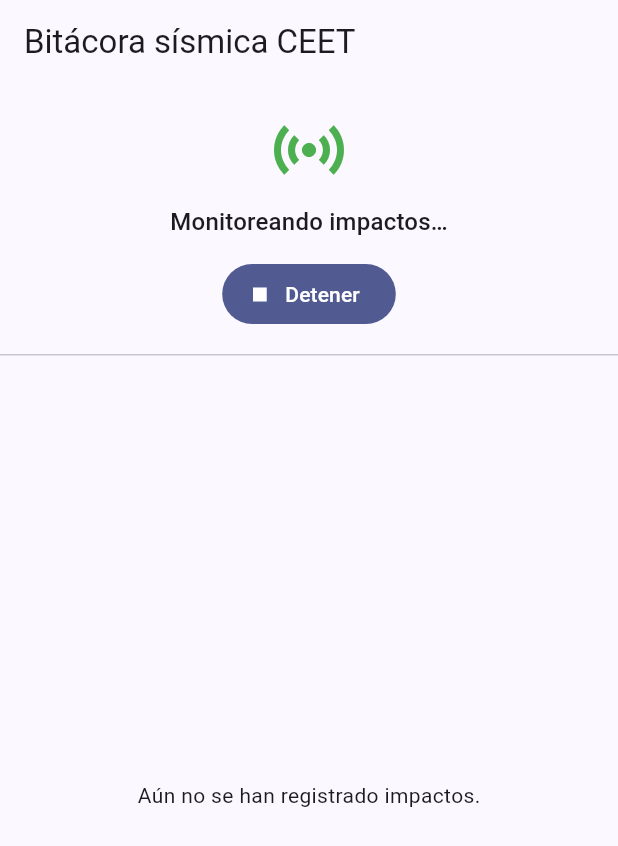
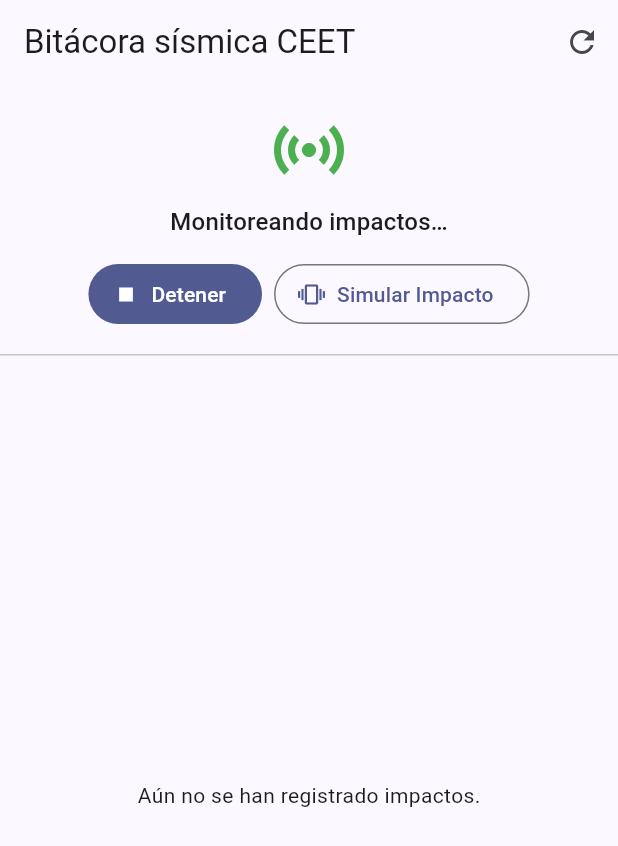
Before and after one commit to luisangelromerosanchez5-bot/LAB1-SistemaSIsmico, a Flutter app: the screen it shows after launch, after a tap on "Iniciar", on a phone screen of 412 x 824 dp. Shown: the top 846 px of the screen. Run offline on Flutter 3.47's test engine with Material 3 defaults, Android fonts, the phone set to English and light mode, and no system bars; our stand-ins replace dio, geolocator, sensors_plus, sqflite; accounts and stored records are empty.

Commit message:
feat(frontend): agregar boton 'Simular Impacto' y auto-sincronizacion inicial al abrir la app

```diff
--- a/frontend/lib/presentacion/paginas/pagina_bitacora.dart
+++ b/frontend/lib/presentacion/paginas/pagina_bitacora.dart
@@ -48,6 +48,8 @@ class _PaginaBitacoraState extends State<PaginaBitacora> {
     }
 
     await _cargarHistorico();
+    await api.sincronizarPendientes();
+    await _cargarHistorico();
   }
 
   Future<void> _cargarHistorico() async {
@@ -59,6 +61,13 @@ class _PaginaBitacoraState extends State<PaginaBitacora> {
           ..addAll(historico);
       });
     }
+  }
+
+  Future<void> _simularImpactoPrueba() async {
+    if (_vigia == null) return;
+    await _vigia!.registrarImpactoPrueba(24.5);
+    await Future.delayed(const Duration(milliseconds: 500));
+    await _cargarHistorico();
   }
 
   void _alternarMonitoreo() {
@@ -87,7 +96,21 @@ class _PaginaBitacoraState extends State<PaginaBitacora> {
   @override
   Widget build(BuildContext context) {
     return Scaffold(
-      appBar: AppBar(title: const Text('Bitácora sísmica CEET')),
+      appBar: AppBar(
+        title: const Text('Bitácora sísmica CEET'),
+        actions: [
+          IconButton(
+            icon: const Icon(Icons.refresh),
+            onPressed: () async {
+              if (_vigia != null) {
+                await _vigia!.api.sincronizarPendientes();
+                await _cargarHistorico();
+              }
+            },
+            tooltip: 'Sincronizar ahora',
+          )
+        ],
+      ),
       body: _cargando
           ? const Center(child: CircularProgressIndicator())
           : Column(
@@ -107,10 +130,20 @@ class _PaginaBitacoraState extends State<PaginaBitacora> {
                         style: Theme.of(context).textTheme.titleMedium,
                       ),
                       const SizedBox(height: 12),
-                      FilledButton.icon(
-                        onPressed: _alternarMonitoreo,
-                        icon: Icon(_monitoreando ? Icons.stop : Icons.play_arrow),
-                        label: Text(_monitoreando ? 'Detener' : 'Iniciar'),
+                      Wrap(
+                        spacing: 8,
+                        children: [
+                          FilledButton.icon(
+                            onPressed: _alternarMonitoreo,
+                            icon: Icon(_monitoreando ? Icons.stop : Icons.play_arrow),
+                            label: Text(_monitoreando ? 'Detener' : 'Iniciar'),
+                          ),
+                          OutlinedButton.icon(
+                            onPressed: _simularImpactoPrueba,
+                            icon: const Icon(Icons.vibration),
+                            label: const Text('Simular Impacto'),
+                          ),
+                        ],
                       ),
                     ],
                   ),
```
